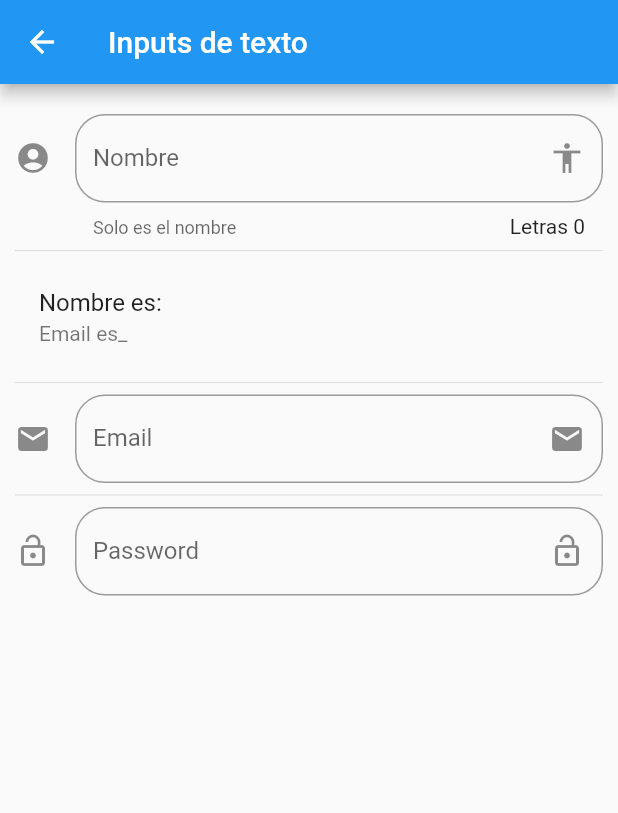
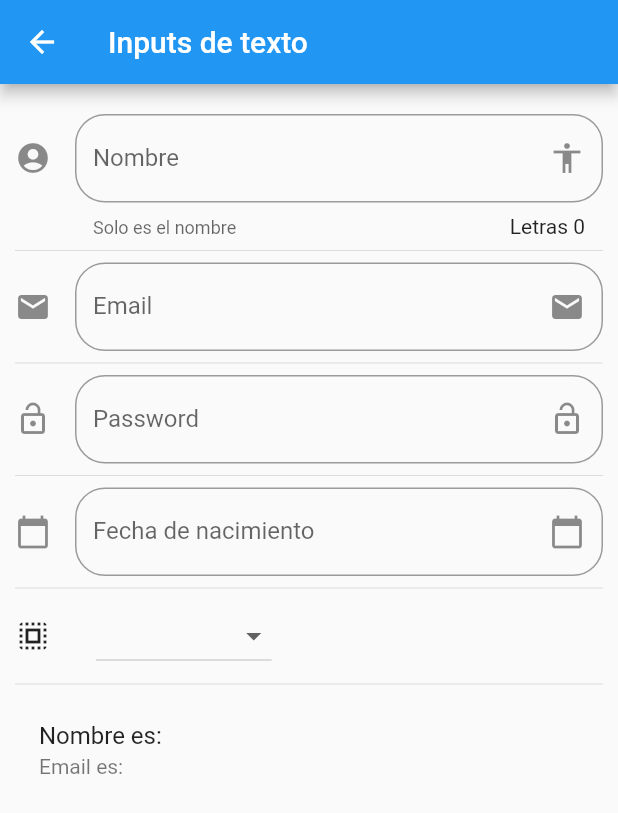
Before and after one commit to betorojas02/primera_app_flutter, a Flutter app: the InputPage screen opened by its route, on a phone screen of 412 x 824 dp. Shown: the top 813 px of the screen. Run offline on Flutter 3.47's test engine with Material 2 defaults, Android fonts, the phone set to English and light mode, and no system bars; missing offline and left inert: icons_helper.

Commit message:
aplicacion terminada

```diff
--- a/lib/src/pages/inputs_page.dart
+++ b/lib/src/pages/inputs_page.dart
@@ -8,6 +8,11 @@ class _InputPageState extends State<InputPage> {
 
   String _nombre = '';
   String _email = '';
+  String _fecha = '';
+  String _opcionesSeleccionada = '';
+  TextEditingController _inputFieldDateController = new TextEditingController();
+
+  List<String> _poderes = ['Volar', 'Rayos x', 'Super Fuerza'];
   @override
   Widget build(BuildContext context) {
     return Scaffold(
@@ -19,11 +24,15 @@ class _InputPageState extends State<InputPage> {
         children: <Widget>[
            _crearInput(),
           Divider(),
-          _crearPersona(),
-          Divider(),
           _crearEmail(),
           Divider(),
           _crearPassword(),
+          Divider(),
+          _crearFecha(context),
+          Divider(),
+          _crearDropDown(),
+          Divider(),
+          _crearPersona(),
         ],
       ),
     );
@@ -61,7 +70,8 @@ class _InputPageState extends State<InputPage> {
 
     return ListTile(
       title: Text('Nombre es: $_nombre'),
-      subtitle: Text('Email es_ $_email'),
+      subtitle: Text('Email es: $_email'),
+      trailing: Text(_opcionesSeleccionada),
     );
 
 
@@ -112,11 +122,91 @@ class _InputPageState extends State<InputPage> {
       ),
       onChanged: (valor) {
         setState(() {
-          _email = valor;
+
         });
 
       },
     );
 
   }
+
+  Widget _crearFecha(BuildContext context) {
+
+
+    return TextField(
+      controller: _inputFieldDateController,
+      enableInteractiveSelection: false,
+      decoration: InputDecoration(
+          border: OutlineInputBorder(
+              borderRadius: BorderRadius.circular(20.0)
+          ),
+
+          hintText: 'Fecha de nacimiento',
+          labelText: 'Fecha de nacimiento ',
+
+          suffixIcon: Icon(Icons.calendar_today),
+          icon: Icon(Icons.calendar_today)
+      ),
+      onTap: () {
+        FocusScope.of(context).requestFocus(new FocusNode());
+        _selectDate(context);
+      },
+
+    );
+
+  }
+
+
+  _selectDate(BuildContext context) async {
+    DateTime picked = await showDatePicker(
+        context: context,
+        initialDate: new DateTime.now(),
+        firstDate: new DateTime(2018),
+        lastDate: new DateTime(2025),
+        locale: Locale('es')
+    );
+
+    if(picked != null){
+
+      setState(() {
+        _fecha = picked.toString();
+        _inputFieldDateController.text = _fecha;
+      });
+    }
+  }
+  List<DropdownMenuItem<String>> getOpcionesDropDown() {
+
+    List<DropdownMenuItem<String>> lista = new List();
+
+    _poderes.forEach((poder){
+      lista.add(DropdownMenuItem(
+        child: Text(poder),
+        value: poder,
+      ));
+    });
+
+    return lista;
+  }
+
+  Widget _crearDropDown() {
+    return Row(
+        children: <Widget>[
+          Icon(Icons.select_all),
+          SizedBox(
+            width: 30.0,
+          ),
+          DropdownButton(
+          value: _opcionesSeleccionada.isNotEmpty ? _opcionesSeleccionada : null,
+          items: getOpcionesDropDown(),
+          onChanged: (opt) {
+            setState(() {
+              _opcionesSeleccionada = opt;
+            });
+          },
+        ),
+        ],
+      );
+
+  }
+
 }
--- a/lib/src/routes/routes.dart
+++ b/lib/src/routes/routes.dart
@@ -4,6 +4,8 @@ import 'package:apk01/src/pages/avartar_page.dart';
 import 'package:apk01/src/pages/card_page.dart';
 import 'package:apk01/src/pages/home_page.dart';
 import 'package:apk01/src/pages/inputs_page.dart';
+import 'package:apk01/src/pages/listview_page.dart';
+import 'package:apk01/src/pages/slider_page.dart';
 import 'package:flutter/material.dart';
 
 
@@ -15,5 +17,7 @@ Map<String, WidgetBuilder> getAplicationRoutes() {
     'card'      : (BuildContext context) => CardPage(),
     'animation' :  (BuildContext context) => AnimatedContainerPage(),
     'inputs' :  (BuildContext context) => InputPage(),
+    'slider' :  (BuildContext context) => SliderPage(),
+    'list' :  (BuildContext context) => ListViewPage(),
   };
 }
--- a/pubspec.yaml
+++ b/pubspec.yaml
@@ -18,6 +18,8 @@ environment:
 
 dependencies:
   flutter:
+    sdk: flutter
+  flutter_localizations:
     sdk: flutter
 
   # The following adds the Cupertino Icons font to your application.
```
Also changed, not shown: data/menu_opts.json (+10 -0 lines), lib/main.dart (+12 -1 lines), lib/src/pages/listview_page.dart (added, +145 -0 lines), lib/src/pages/slider_page.dart (added, +96 -0 lines), pubspec.lock.
